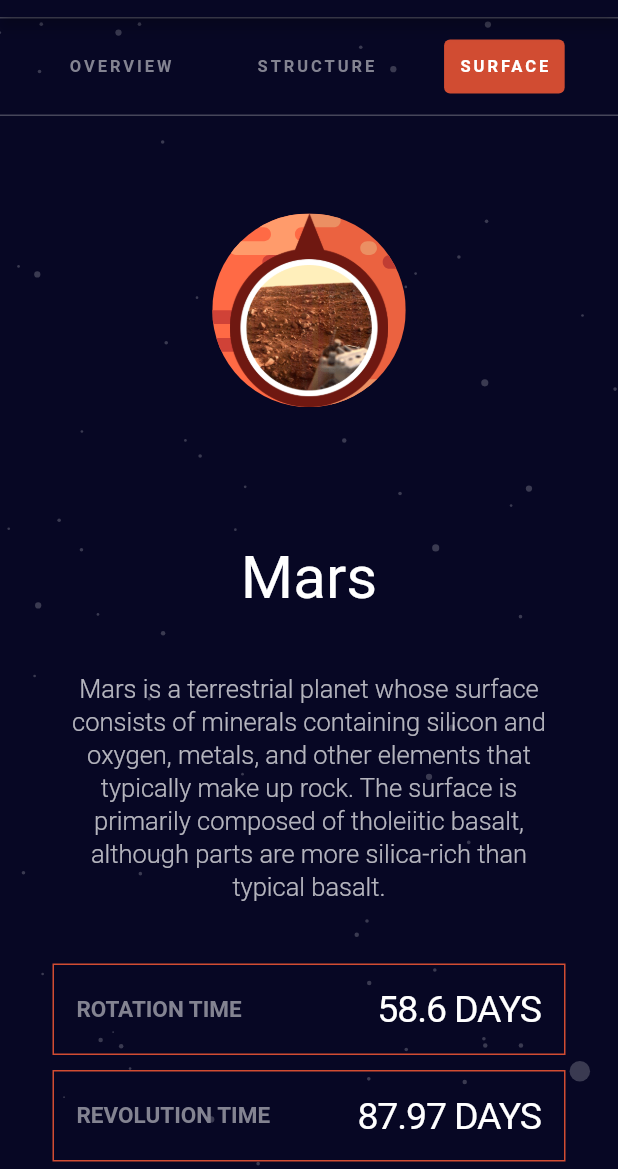
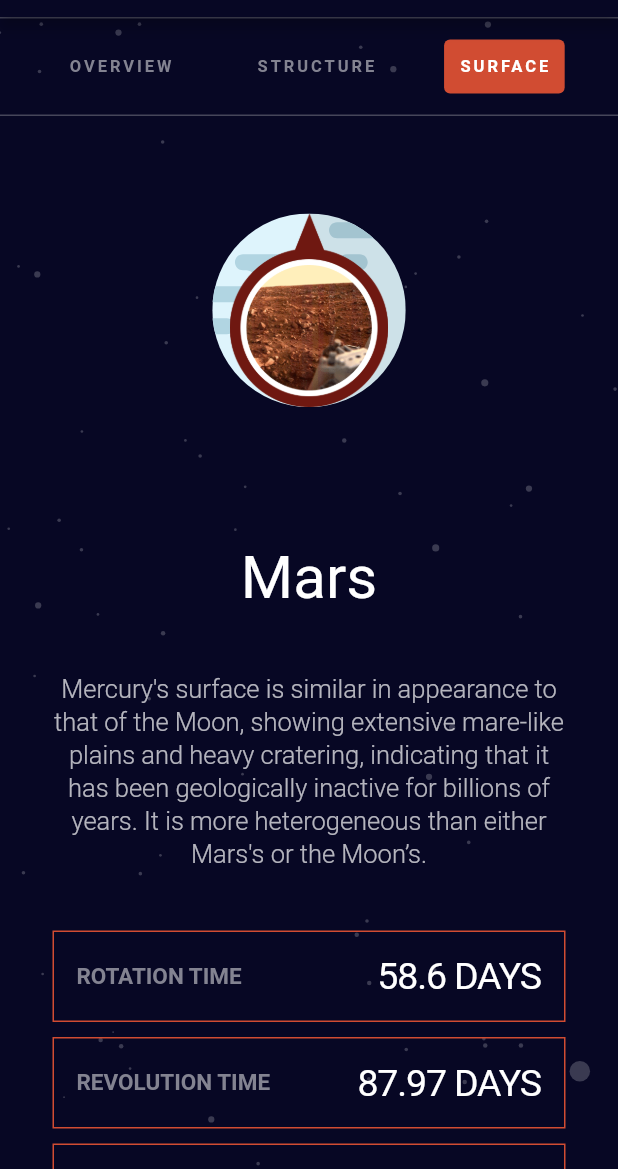
Before and after one commit to PilKvas/flutter_solar_system_application, a Flutter app: the PlanetMarsScreen screen opened by its route, after a tap on "SURFACE", on a phone screen of 412 x 824 dp, the part 67-1236 px from its top. Run offline on Flutter 3.47's test engine with Material 2 defaults, Android fonts, the phone set to English and light mode, and no system bars; our stand-ins replace flutter_svg, google_fonts; Roboto replaces fonts that are missing (Antonio).

Commit message:
Revert "comments about class responsibility"

```diff
--- a/lib/configuration/app_assets.dart
+++ b/lib/configuration/app_assets.dart
@@ -1,6 +1,3 @@
-
-/* Ответсвтеность - хранение ассетов */
-
 class AppAssets {
   AppAssets._();
 
--- a/lib/configuration/app_colors.dart
+++ b/lib/configuration/app_colors.dart
@@ -1,6 +1,4 @@
 import 'package:flutter/material.dart';
-
-/* Ответственность - хранение цветов */
 
 class AppColors {
   AppColors._();
--- a/lib/main_navigation.dart
+++ b/lib/main_navigation.dart
@@ -7,9 +7,6 @@ import 'package:flutter_solar_system_application/planets/planet_neptune_screen.d
 import 'package:flutter_solar_system_application/planets/planet_saturn_screen.dart';
 import 'package:flutter_solar_system_application/planets/planet_uranus_screen.dart.dart';
 import 'package:flutter_solar_system_application/planets/planet_venus_screen.dart';
-
-
-/* Хранение имменых роутов */
 
 abstract class MainNavigationRouteNames {
   MainNavigationRouteNames._();
@@ -24,8 +21,6 @@ abstract class MainNavigationRouteNames {
   static const planetNeptune = '/PlanetNeptuneScreen';
 }
 
-/* Блок декларации роутинга */
-
 class MainNavigation {
   final initialRoute = MainNavigationRouteNames.planetMercury;
   final routes = <String, Widget Function(BuildContext)>{
--- a/lib/my_app.dart
+++ b/lib/my_app.dart
@@ -1,9 +1,6 @@
 // ignore_for_file: file_names
 import 'package:flutter/material.dart';
 import 'package:flutter_solar_system_application/main_navigation.dart';
-
-
-/* Ответственность за точку входа в приложение и декларацию роутинга */
 
 class MyApp extends StatelessWidget {
   static final mainNavigation = MainNavigation();
--- a/lib/planets/planet_earth_screen.dart
+++ b/lib/planets/planet_earth_screen.dart
@@ -6,10 +6,6 @@ import 'package:flutter_solar_system_application/widgets/drawer_navigation.dart'
 import 'package:flutter_solar_system_application/widgets/planet_info.dart';
 import 'package:flutter_svg/flutter_svg.dart';
 import 'package:google_fonts/google_fonts.dart';
-
-
-
-/* Является 'строительныи лесом' где расположены все собственноручно написанные виджеты , ответственность за функциональную часть кнопок, скролл, хранит в себе все переменные виджетов*/
 
 class PlanetEarthScreen extends StatefulWidget {
   const PlanetEarthScreen({Key? key}) : super(key: key);
--- a/lib/planets/planet_mars_screen.dart
+++ b/lib/planets/planet_mars_screen.dart
@@ -3,16 +3,9 @@ import 'package:flutter_solar_system_application/configuration/app_assets.dart';
 import 'package:flutter_solar_system_application/configuration/app_colors.dart';
 import 'package:flutter_solar_system_application/widgets/background.dart';
 import 'package:flutter_solar_system_application/widgets/drawer_navigation.dart';
+import 'package:flutter_solar_system_application/widgets/planet_info.dart';
 import 'package:flutter_svg/flutter_svg.dart';
 import 'package:google_fonts/google_fonts.dart';
-
-import '../widgets/planet_info_stack.dart';
-
-
-
-
-/* Является 'строительныи лесом' где расположены все собственноручно написанные виджеты , ответственность за функциональную часть кнопок, скролл, хранит в себе все переменные виджетов*/
-
 
 class PlanetMarsScreen extends StatefulWidget {
   const PlanetMarsScreen({Key? key}) : super(key: key);
@@ -64,8 +57,8 @@ class _PlanetMarsScreenState extends State<PlanetMarsScreen> {
 
   void surfaceButton() {
     setState(() {
-      mainSvgAsset = AppAssets.marsOverviewAsset;
-      mainInfo = AppAssets.marsMainInfoSurface;
+      mainSvgAsset = AppAssets.mercuryOverviewAsset;
+      mainInfo = AppAssets.mercuryMainInfoSurface;
       isActiveOverview = false;
       isActiveStructure = false;
       isActiveSurface = true;
@@ -208,9 +201,7 @@ class _PlanetMarsScreenState extends State<PlanetMarsScreen> {
                                 fontWeight: FontWeight.w400,
                                 color: AppColors.white),
                           )),
-                      const SizedBox(
-                        height: 40,
-                      ),
+                      const SizedBox(height: 40),
                       Text(mainInfo,
                           textAlign: TextAlign.center,
                           style: GoogleFonts.leagueSpartan(
@@ -223,7 +214,26 @@ class _PlanetMarsScreenState extends State<PlanetMarsScreen> {
                       const SizedBox(
                         height: 40,
                       ),
-                      PlanetInfoStack(borderInfoColor: borderInfoColor),
+                      PlanetInfo(
+                        leftSideText: 'ROTATION TIME',
+                        rightSideText: '58.6 DAYS',
+                        borderInfoColor: borderInfoColor,
+                      ),
+                      PlanetInfo(
+                        leftSideText: 'REVOLUTION TIME',
+                        rightSideText: '87.97 DAYS',
+                        borderInfoColor: borderInfoColor,
+                      ),
+                      PlanetInfo(
+                        leftSideText: 'RADIUS',
+                        rightSideText: '2,439.7 KM',
+                        borderInfoColor: borderInfoColor,
+                      ),
+                      PlanetInfo(
+                        leftSideText: 'AVERAGE TEMP.',
+                        rightSideText: '430°C',
+                        borderInfoColor: borderInfoColor,
+                      ),
                     ],
                   ),
                 ),
--- a/lib/widgets/background.dart
+++ b/lib/widgets/background.dart
@@ -1,9 +1,6 @@
 import 'package:flutter/material.dart';
 import 'package:flutter_solar_system_application/configuration/app_colors.dart';
 import 'package:flutter_svg/flutter_svg.dart';
-
-
-/* Ответственность за статический фон приложения, является корневым для тела приложения*/
 
 class Background extends StatelessWidget {
   final Widget child;
--- a/lib/widgets/drawer_navigation.dart
+++ b/lib/widgets/drawer_navigation.dart
@@ -3,8 +3,6 @@ import 'package:flutter_solar_system_application/configuration/app_assets.dart';
 import 'package:flutter_solar_system_application/configuration/app_colors.dart';
 import 'package:flutter_solar_system_application/main_navigation.dart';
 import 'package:flutter_solar_system_application/widgets/nav_row.dart';
-
-/* Ответственность за отображение виджета Drawer и его чайлдов*/
 
 class DrawerNavigation extends StatelessWidget {
   const DrawerNavigation({
--- a/lib/widgets/nav_row.dart
+++ b/lib/widgets/nav_row.dart
@@ -2,10 +2,6 @@ import 'package:flutter/material.dart';
 import 'package:flutter_solar_system_application/configuration/app_colors.dart';
 import 'package:flutter_svg/flutter_svg.dart';
 import 'package:google_fonts/google_fonts.dart';
-
-
-
-/* Ответственность за кнопку навигации, ее оформления и конкретизацию именного роута */
 
 class NavRow extends StatelessWidget {
   static const Size svgPlanetSize = Size.square(25);
--- a/lib/widgets/planet_info.dart
+++ b/lib/widgets/planet_info.dart
@@ -1,11 +1,6 @@
 import 'package:flutter/material.dart';
 import 'package:flutter_solar_system_application/configuration/app_colors.dart';
 import 'package:google_fonts/google_fonts.dart';
-
-
-
-
-/* Класс PlanetInfo отвечает за отображение строки с информацией о планетах, хранит свойства отвечающие за информацию */
 
 class PlanetInfo extends StatelessWidget {
   final Color borderInfoColor;
--- a/lib/widgets/planet_info_stack.dart
+++ /dev/null
@@ -1,43 +0,0 @@
-import 'package:flutter/material.dart';
-import 'package:flutter_solar_system_application/widgets/planet_info.dart';
-
-
-
-/* Gервая попытка декомпозиции. Выделил блок с информацией о планетах */
-
-class PlanetInfoStack extends StatelessWidget {
-  const PlanetInfoStack({
-    Key? key,
-    required this.borderInfoColor,
-  }) : super(key: key);
-
-  final Color borderInfoColor;
-
-  @override
-  Widget build(BuildContext context) {
-    return Column(
-      children: [
-        PlanetInfo(
-          leftSideText: 'ROTATION TIME',
-          rightSideText: '58.6 DAYS',
-          borderInfoColor: borderInfoColor,
-        ),
-        PlanetInfo(
-          leftSideText: 'REVOLUTION TIME',
-          rightSideText: '87.97 DAYS',
-          borderInfoColor: borderInfoColor,
-        ),
-        PlanetInfo(
-          leftSideText: 'RADIUS',
-          rightSideText: '2,439.7 KM',
-          borderInfoColor: borderInfoColor,
-        ),
-        PlanetInfo(
-          leftSideText: 'AVERAGE TEMP.',
-          rightSideText: '430°C',
-          borderInfoColor: borderInfoColor,
-        ),
-      ],
-    );
-  }
-}
```
